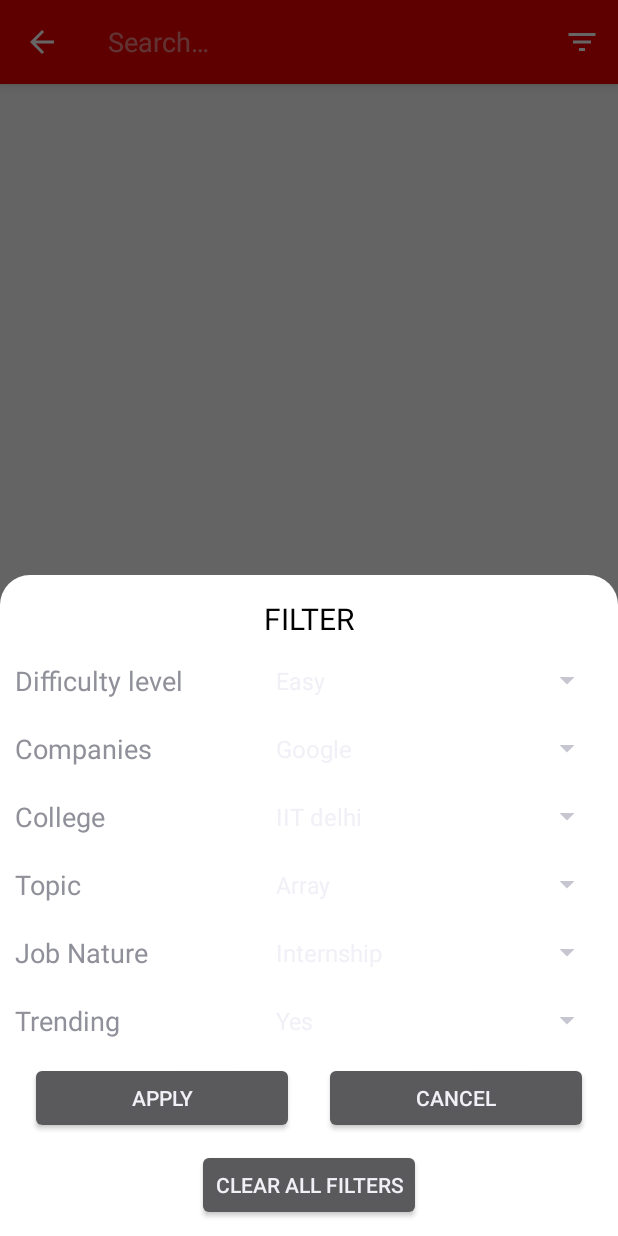
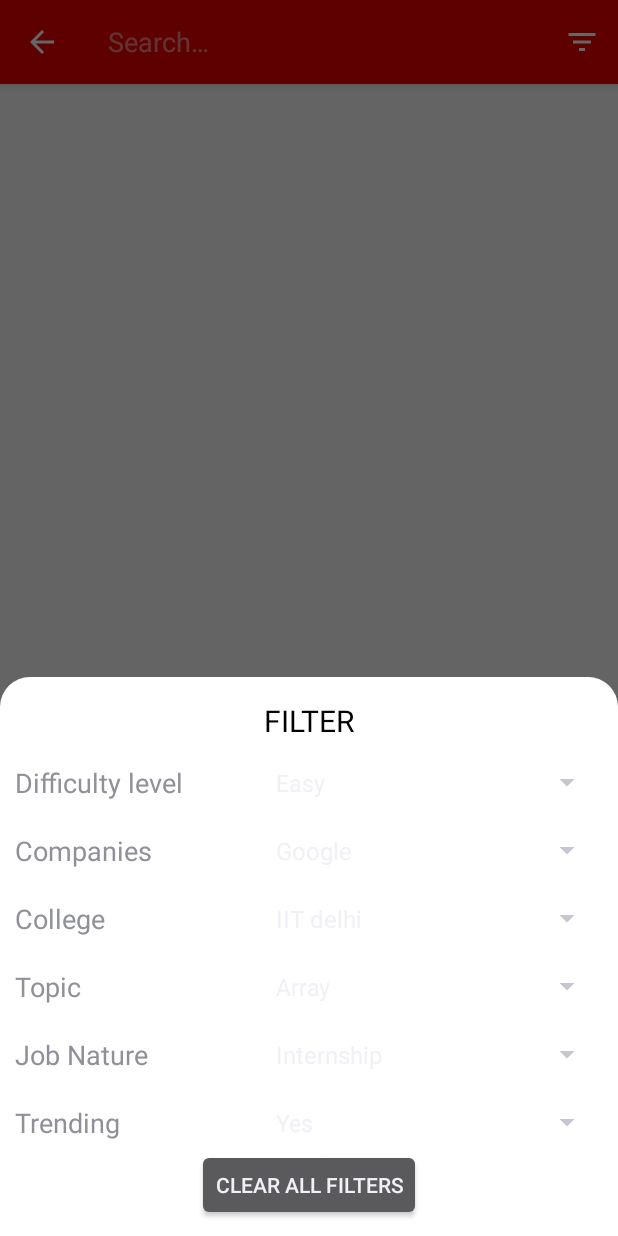
Before and after one commit to gargk747/Demux, an Android app: the screen it shows after launch (MainActivity), after a tap on "Filter", on a phone screen of 412 x 824 dp. Run offline under Robolectric (Android 15) with nearby library versions, the phone set to English and light mode, and no system bars; our stand-ins replace Firebase (no records; nobody signed in at launch, a user with empty details on screens opened directly); 1 other tap on this screen came first.

Commit message:
Filter completed ✔

```diff
--- a/app/src/main/java/com/example/demux/MainActivity.java
+++ b/app/src/main/java/com/example/demux/MainActivity.java
@@ -14,7 +14,9 @@ import android.view.MenuItem;
 import android.view.View;
 import android.view.ViewGroup;
 import android.view.inputmethod.EditorInfo;
+import android.widget.AdapterView;
 import android.widget.ArrayAdapter;
+import android.widget.Button;
 import android.widget.Spinner;
 import android.widget.Toast;
 
@@ -33,24 +35,17 @@ public class MainActivity extends AppCompatActivity {
     QuestionsAdapter questionsAdapter;
     ArrayList<QuestionsItems> questionsItems;
     BottomSheetDialog bottomSheetDialog;
+    private String difficulty;
+    private String company;
+    private String college;
+    private String topic;
+    private String trending;
+    private String jobNature;
     @Override
     protected void onCreate(Bundle savedInstanceState) {
         super.onCreate(savedInstanceState);
         setContentView(R.layout.activity_main);
 
-        ArrayList<String> topics=new ArrayList<>();
-        topics.add(0,"Array");
-        topics.add("Hash Tables");
-
-        ArrayList<String> company=new ArrayList<>();
-        company.add(0,"Google");
-        company.add("Facebook");
-        company.add("Amazon");
-
-        ArrayList<String> college=new ArrayList<>();
-        college.add(0,"IIT delhi");
-        college.add("IIT Mumabai");
-        college.add("MNIT Jaipur");
 
         recyclerView=findViewById(R.id.MainRecyclerView);
         recyclerView.setLayoutManager(new LinearLayoutManager(this));
@@ -86,48 +81,135 @@ public class MainActivity extends AppCompatActivity {
         MenuItem searchItem= menu.findItem(R.id.searchView);
         MenuItem filterItem=menu.findItem(R.id.filterView);
         bottomSheetDialog= new BottomSheetDialog(MainActivity.this, R.style.BottomSheetTheme);
+
+
         filterItem.setOnMenuItemClickListener(new MenuItem.OnMenuItemClickListener() {
             @Override
             public boolean onMenuItemClick(MenuItem item) {
                 if(item.getTitle().toString().equals("Filter")){
                     View sheetView= LayoutInflater.from(getApplicationContext()).inflate(R.layout.filter_bottom_dialog,(ViewGroup) findViewById(R.id.filter_sheet));
+                    bottomSheetDialog.setContentView(sheetView);
+                    bottomSheetDialog.setCanceledOnTouchOutside(false);
+                    bottomSheetDialog.show();
 
                     Spinner difficultySpinner= sheetView.findViewById(R.id.spinner1);
                     ArrayAdapter<CharSequence> adapter1= ArrayAdapter.createFromResource(getApplicationContext(),R.array.Difficulty,android.R.layout.simple_spinner_item);
                     adapter1.setDropDownViewResource(android.R.layout.simple_spinner_dropdown_item);
                     difficultySpinner.setAdapter(adapter1);
+                    difficultySpinner.setOnItemSelectedListener(new AdapterView.OnItemSelectedListener() {
+                        @Override
+                        public void onItemSelected(AdapterView<?> parent, View view, int position, long id) {
+                            difficulty =parent.getItemAtPosition(position).toString();
+                            questionsAdapter.getFilter().filter(difficulty);
+                        }
+
+                        @Override
+                        public void onNothingSelected(AdapterView<?> parent) {
+
+                        }
+                    });
 
                     Spinner companiesSpinner= sheetView.findViewById(R.id.spinner2);
                     ArrayAdapter<CharSequence> adapter2= ArrayAdapter.createFromResource(getApplicationContext(),R.array.Companies,android.R.layout.simple_spinner_item);
                     adapter2.setDropDownViewResource(android.R.layout.simple_spinner_dropdown_item);
                     companiesSpinner.setAdapter(adapter2);
+                    companiesSpinner.setOnItemSelectedListener(new AdapterView.OnItemSelectedListener() {
+                        @Override
+                        public void onItemSelected(AdapterView<?> parent, View view, int position, long id) {
+                            company =parent.getItemAtPosition(position).toString();
+                            questionsAdapter.getFilter().filter(company);
+                            //bottomSheetDialog.cancel();
+                        }
+
+                        @Override
+                        public void onNothingSelected(AdapterView<?> parent) {
+
+                        }
+                    });
 
                     Spinner collegeSpinner= sheetView.findViewById(R.id.spinner3);
                     ArrayAdapter<CharSequence> adapter3= ArrayAdapter.createFromResource(getApplicationContext(),R.array.College,android.R.layout.simple_spinner_item);
                     adapter3.setDropDownViewResource(android.R.layout.simple_spinner_dropdown_item);
                     collegeSpinner.setAdapter(adapter3);
+                    collegeSpinner.setOnItemSelectedListener(new AdapterView.OnItemSelectedListener() {
+                        @Override
+                        public void onItemSelected(AdapterView<?> parent, View view, int position, long id) {
+                            college =parent.getItemAtPosition(position).toString();
+                            questionsAdapter.getFilter().filter(college);
+                            //bottomSheetDialog.cancel();
+                        }
+
+                        @Override
+                        public void onNothingSelected(AdapterView<?> parent) {
+
+                        }
+                    });
 
                     Spinner topicSpinner= sheetView.findViewById(R.id.spinner4);
                     ArrayAdapter<CharSequence> adapter4= ArrayAdapter.createFromResource(getApplicationContext(),R.array.Topic,android.R.layout.simple_spinner_item);
                     adapter4.setDropDownViewResource(android.R.layout.simple_spinner_dropdown_item);
                     topicSpinner.setAdapter(adapter4);
+                    topicSpinner.setOnItemSelectedListener(new AdapterView.OnItemSelectedListener() {
+                        @Override
+                        public void onItemSelected(AdapterView<?> parent, View view, int position, long id) {
+                            topic =parent.getItemAtPosition(position).toString();
+                            questionsAdapter.getFilter().filter(topic);
+                            //bottomSheetDialog.cancel();
+                        }
+
+                        @Override
+                        public void onNothingSelected(AdapterView<?> parent) {
+
+                        }
+                    });
 
                     Spinner jobNatureSpinner= sheetView.findViewById(R.id.spinner5);
                     ArrayAdapter<CharSequence> adapter5= ArrayAdapter.createFromResource(getApplicationContext(),R.array.JobNature,android.R.layout.simple_spinner_item);
                     adapter4.setDropDownViewResource(android.R.layout.simple_spinner_dropdown_item);
                     jobNatureSpinner.setAdapter(adapter5);
+                    jobNatureSpinner.setOnItemSelectedListener(new AdapterView.OnItemSelectedListener() {
+                        @Override
+                        public void onItemSelected(AdapterView<?> parent, View view, int position, long id) {
+                            jobNature =parent.getItemAtPosition(position).toString();
+                            questionsAdapter.getFilter().filter(jobNature);
+                            //bottomSheetDialog.cancel();
+                        }
+
+                        @Override
+                        public void onNothingSelected(AdapterView<?> parent) {
+
+                        }
+                    });
 
                     Spinner trendingSpinner= sheetView.findViewById(R.id.spinner6);
                     ArrayAdapter<CharSequence> adapter6= ArrayAdapter.createFromResource(getApplicationContext(),R.array.Trending,android.R.layout.simple_spinner_item);
                     adapter6.setDropDownViewResource(android.R.layout.simple_spinner_dropdown_item);
                     trendingSpinner.setAdapter(adapter6);
+                    trendingSpinner.setOnItemSelectedListener(new AdapterView.OnItemSelectedListener() {
+                        @Override
+                        public void onItemSelected(AdapterView<?> parent, View view, int position, long id) {
+                            trending =parent.getItemAtPosition(position).toString();
+                            questionsAdapter.getFilter().filter(trending);
+                        }
 
+                        @Override
+                        public void onNothingSelected(AdapterView<?> parent) {
 
-                    bottomSheetDialog.setContentView(sheetView);
-                    bottomSheetDialog.setCanceledOnTouchOutside(false);
+                        }
+                    });
+                    Button clear=sheetView.findViewById(R.id.clear);
+                    clear.setOnClickListener(new View.OnClickListener() {
+                        @Override
+                        public void onClick(View v) {
+                            questionsAdapter.getFilter().filter(null);
+                            Toast.makeText(MainActivity.this,"All filters cleared",Toast.LENGTH_SHORT).show();
+                            bottomSheetDialog.cancel();
+                        }
+                    });
+
                     bottomSheetDialog.show();
                 }
-                return true;
+                return false;
             }
         });
         SearchView searchView= (SearchView) searchItem.getActionView();
--- a/app/src/main/java/com/example/demux/QuestionsAdapter.java
+++ b/app/src/main/java/com/example/demux/QuestionsAdapter.java
@@ -113,7 +113,13 @@ public class QuestionsAdapter extends RecyclerView.Adapter<QuestionsAdapter.MyVi
                 String filterPattern = constraint.toString().toLowerCase().trim();
 
                 for (QuestionsItems items : questionsItemsArrayListFull){
-                    if(items.getTitle().toLowerCase().contains(filterPattern)){
+
+                    if(items.getTitle().toLowerCase().contains(filterPattern)||
+                            items.getDifficulty().toLowerCase().contains(filterPattern)||
+                            items.getCollege().toString().toLowerCase().contains(filterPattern) ||
+                            items.getTopicTag().toString().toLowerCase().contains(filterPattern) ||
+                            items.getCompany().toString().toLowerCase().contains(filterPattern)||
+                            items.getJobNature().toString().toLowerCase().contains(filterPattern)){
                         filteredList.add(items);
                     }
                 }
--- a/app/src/main/res/layout/filter_bottom_dialog.xml
+++ b/app/src/main/res/layout/filter_bottom_dialog.xml
@@ -136,26 +136,7 @@
             android:layout_height="match_parent"
             android:layout_weight="1.75"/>
     </LinearLayout>
-    <LinearLayout
-        android:layout_width="match_parent"
-        android:layout_height="wrap_content"
-        android:weightSum="2"
-        android:orientation="horizontal">
-        <Button
-            android:id="@+id/apply"
-            android:layout_width="0dp"
-            android:layout_margin="10dp"
-            android:layout_height="wrap_content"
-            android:text="APPLY"
-            android:layout_weight="1"/>
-        <Button
-            android:id="@+id/cancel"
-            android:layout_width="0dp"
-            android:layout_margin="10dp"
-            android:layout_height="wrap_content"
-            android:text="CANCEl"
-            android:layout_weight="1"/>
-    </LinearLayout>
+
     <Button
         android:id="@+id/clear"
         android:layout_width="wrap_content"
```
